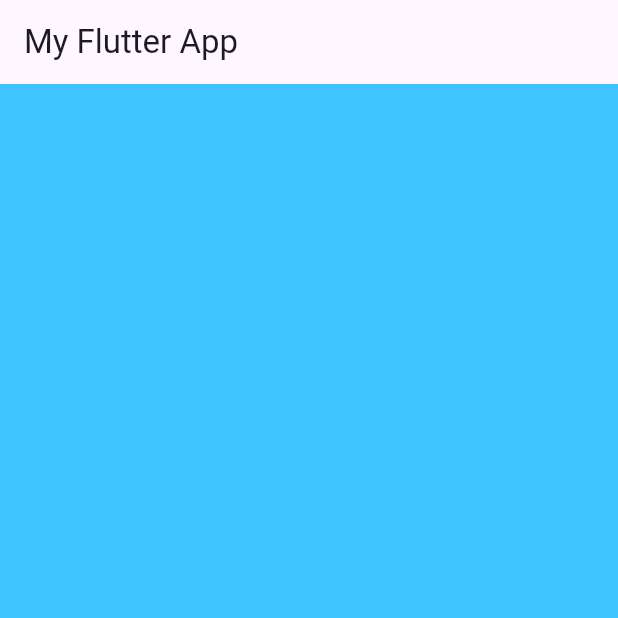
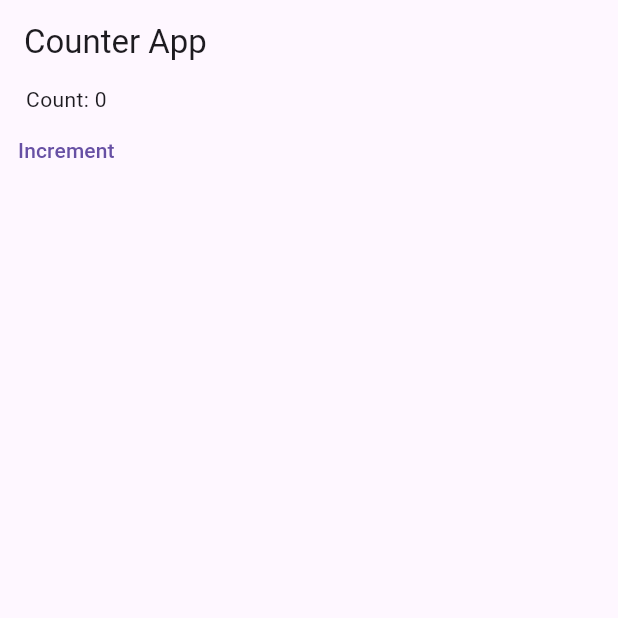
Before and after one commit to ignatiusdillwyn/flutter, a Flutter app: the screen it shows after launch, on a phone screen of 412 x 824 dp, the top half of it. Run offline on Flutter 3.47's test engine with Material 3 defaults, Android fonts, the phone set to English and light mode, and no system bars.

```diff
--- a/lib/main.dart
+++ b/lib/main.dart
@@ -1,28 +1,39 @@
-//Template
 import 'package:flutter/material.dart';
 
 void main() {
-  runApp(const MainApp());
+  runApp(MainApp());
 }
 
-class MainApp extends StatelessWidget {
-  const MainApp({super.key});
+class MainApp extends StatefulWidget {
+  @override
+  State<MainApp> createState() => MyCounterState();
+}
+
+class MyCounterState extends State<MainApp> {
+  int count = 0;
 
   @override
   Widget build(BuildContext context) {
     return MaterialApp(
       home: Scaffold(
-        appBar: AppBar(title: const Text('My Flutter App')),
-        body: SafeArea(
-          child: Builder(
-            builder: (context) {
-              return Column(
-
-              );
-            },
+        appBar: AppBar(
+          title: Text('Counter App'),
+        ),
+        body: SingleChildScrollView( // Membuat konten scrollable
+          child: Column(
+            children: [
+              Text('Count: $count'),
+              TextButton(
+                onPressed: () {
+                  setState(() {
+                    count++;
+                  });
+                },
+                child: Text('Increment'),
+              ),
+            ],
           ),
         ),
-        backgroundColor: Colors.lightBlueAccent,
       ),
     );
   }
```
